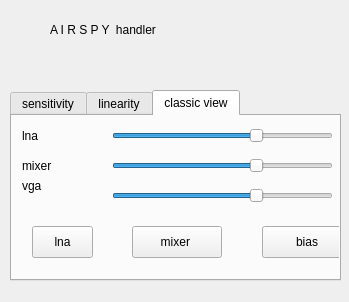
Old version of the form devices/airspy-handler/airspy-widget.ui in the repository JvanKatwijk/qt-dab.
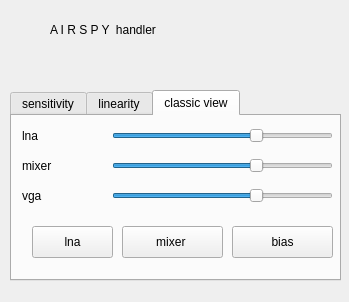
New version of the form. The open tabs and pages were chosen to show the change.

Commit message: airspy-widget.ui: position of icons and bars fixed

The edit to the form file:
```diff
--- a/devices/airspy-handler/airspy-widget.ui
+++ b/devices/airspy-handler/airspy-widget.ui
@@ -423,7 +423,7 @@
      <property name="geometry">
       <rect>
        <x>10</x>
-       <y>60</y>
+       <y>70</y>
        <width>66</width>
        <height>20</height>
       </rect>
@@ -453,7 +453,7 @@
       <rect>
        <x>20</x>
        <y>110</y>
-       <width>61</width>
+       <width>81</width>
        <height>32</height>
       </rect>
      </property>
@@ -464,9 +464,9 @@
     <widget class="QPushButton" name="mixerButton">
      <property name="geometry">
       <rect>
-       <x>120</x>
+       <x>110</x>
        <y>110</y>
-       <width>90</width>
+       <width>101</width>
        <height>32</height>
       </rect>
      </property>
@@ -477,9 +477,9 @@
     <widget class="QPushButton" name="biasButton">
      <property name="geometry">
       <rect>
-       <x>250</x>
+       <x>220</x>
        <y>110</y>
-       <width>90</width>
+       <width>101</width>
        <height>32</height>
       </rect>
      </property>
```
Left out of the diff: 12 changed lines with no effect on the pictures.
